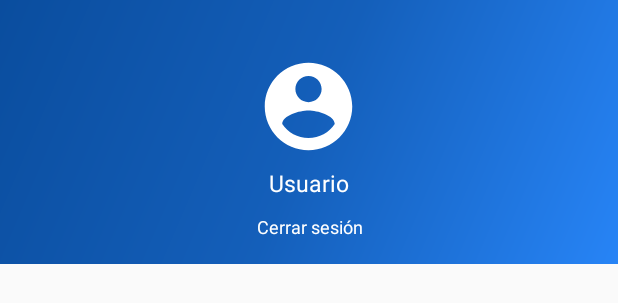
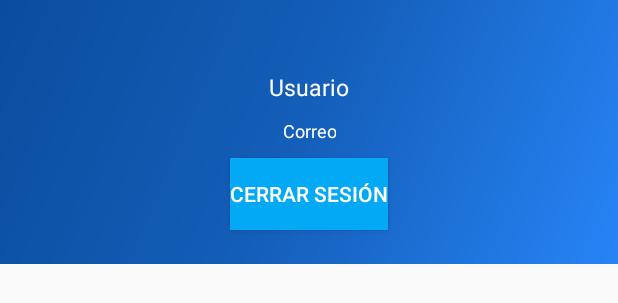
Before and after one commit to Cristopher240598/Selge-bil, an Android app: the layout nav_header_main_seller.xml on its own in the app's theme, with its tools: preview values and no code run, on a phone screen of 412 x 824 dp. Shown: the top 303 px of the screen. Run offline under Robolectric (Android 15) with nearby library versions, the phone set to English and light mode, and no system bars.

Commit message:
Mostrando nombre, y correo en headerview y habilitando el logout vendedor

```diff
--- a/app/src/main/res/layout/nav_header_main_seller.xml
+++ b/app/src/main/res/layout/nav_header_main_seller.xml
@@ -11,12 +11,7 @@
     android:paddingRight="@dimen/activity_horizontal_margin"
     android:theme="@style/ThemeOverlay.AppCompat.Dark">
 
-    <ImageView
-        android:id="@+id/imageView"
-        android:layout_width="70dp"
-        android:layout_height="70dp"
-        android:contentDescription="@string/nav_header_desc"
-        app:srcCompat="@drawable/ic_baseline_account_circle_24" />
+
 
     <TextView
         android:id="@+id/tV_usuario_nav"
@@ -29,12 +24,21 @@
         android:textSize="15dp" />
 
     <TextView
-        android:id="@+id/tV_cerrarSesion_nav"
+        android:id="@+id/tvCorreoVendedor"
         android:layout_width="wrap_content"
         android:layout_height="wrap_content"
         android:gravity="center"
         android:paddingTop="10dp"
-        android:text="@string/cerrarSesion"
+        android:text="Correo"
         android:textAppearance="@style/TextAppearance.AppCompat.Body1"
         android:textSize="12dp" />
+    <Button
+        android:id="@+id/btnLogout"
+        android:layout_width="wrap_content"
+        android:layout_height="wrap_content"
+        android:background="@color/colorBlueLight"
+        android:layout_marginTop="10dp"
+        android:text="@string/cerrarSesion"/>
+
+
 </LinearLayout>
```
Also changed, not shown: app/src/main/java/com/example/selge_bil/activities/vendedor/RegisterVendedorActivity.java (+15 -0 lines), app/src/main/java/com/example/selge_bil/sellerOptions/MainActivity_Vendedor.java (+41 -0 lines).
